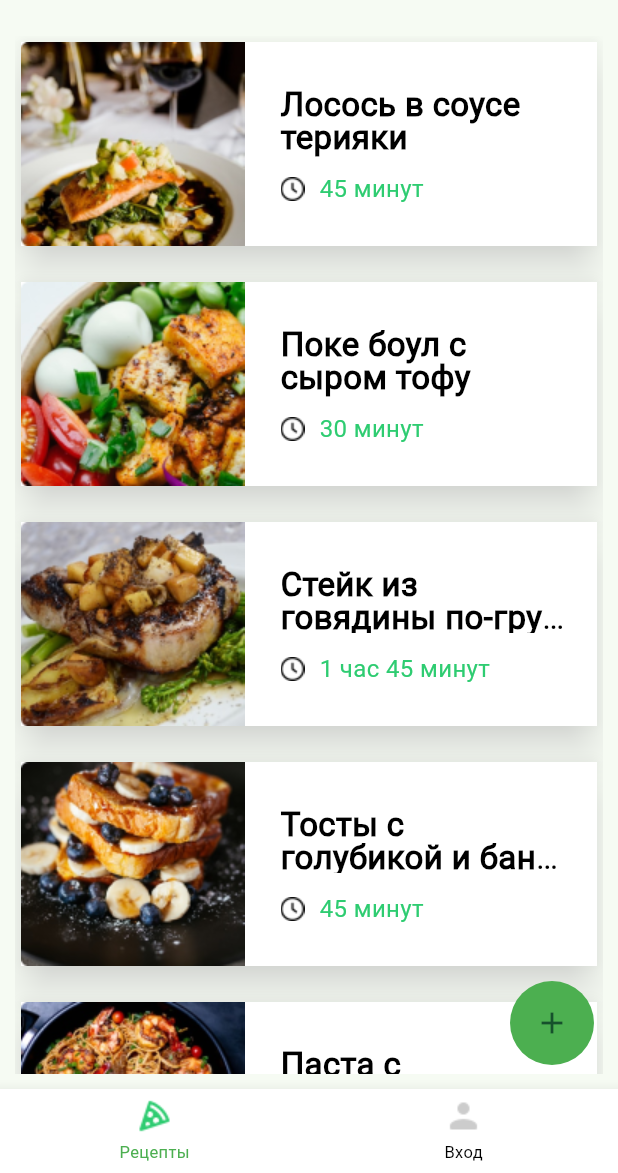
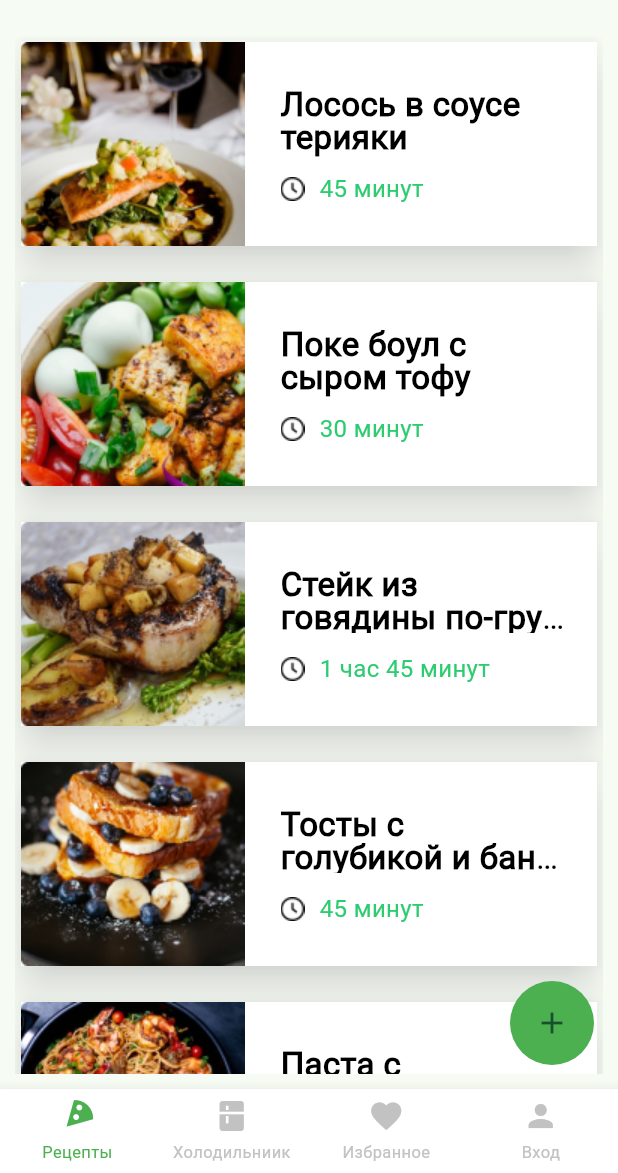
Before and after one commit to Komiljon/otus_food, a Flutter app: the screen it shows after launch, on a phone screen of 412 x 824 dp, the part 63-1236 px from its top. Run offline on Flutter 3.47's test engine with Material 3 defaults, Android fonts, the phone set to English and light mode, and no system bars.

Commit message:
06.10.24

```diff
--- a/lib/main.dart
+++ b/lib/main.dart
@@ -1,4 +1,5 @@
 import 'package:flutter/material.dart';
+import 'pages/auth.dart';
 import 'pages/food_detail.dart';
 import 'pages/food_list.dart';
 import 'pages/start.dart';
@@ -25,6 +26,7 @@ class MyApp extends StatelessWidget {
           '/start': (context) => const StartPage(),
           '/': (context) => const FoodListScreen(),
           '/food': (context) => const FoodDetail(id: 0),
+          '/auth': (context) => const LoginRegister(),
         });
   }
 }
--- a/lib/widgets/bottom_navbar.dart
+++ b/lib/widgets/bottom_navbar.dart
@@ -1,3 +1,5 @@
+import 'dart:math';
+
 import 'package:flutter/material.dart';
 
 class AkaBottomNavigationBar extends StatefulWidget {
@@ -10,9 +12,6 @@ class AkaBottomNavigationBar extends StatefulWidget {
 }
 
 class _AkaBottomNavigationBarState extends State<AkaBottomNavigationBar> {
-  int currentIndex = 0;
-  bool selected = true;
-
   @override
   void initState() {
     super.initState();
@@ -24,7 +23,13 @@ class _AkaBottomNavigationBarState extends State<AkaBottomNavigationBar> {
         Navigator.pushNamedAndRemoveUntil(context, '/', (route) => false);
         break;
       case 1:
+        Navigator.pushNamedAndRemoveUntil(context, '/', (route) => true);
+        break;
+      case 2:
         Navigator.pushNamedAndRemoveUntil(context, '/start', (route) => true);
+        break;
+      case 3:
+        Navigator.pushNamedAndRemoveUntil(context, '/auth', (route) => true);
         break;
       default:
         Navigator.pushNamedAndRemoveUntil(context, '/', (route) => false);
@@ -37,20 +42,22 @@ class _AkaBottomNavigationBarState extends State<AkaBottomNavigationBar> {
     return BottomNavigationBar(
         type: BottomNavigationBarType.fixed,
         backgroundColor: Colors.white,
-        selectedItemColor: selected ? Colors.green : Colors.black,
-        unselectedItemColor: Colors.black,
+        selectedItemColor: widget.selected ? Colors.green : const Color.fromRGBO(194, 194, 194, 1),
+        unselectedItemColor: const Color.fromRGBO(194, 194, 194, 1),
         selectedFontSize: 11.0,
         unselectedFontSize: 11.0,
-        currentIndex: currentIndex,
+        currentIndex: widget.curIndexs,
         onTap: _onItemTapped,
         items: [
           BottomNavigationBarItem(
             icon: Container(
               padding: const EdgeInsets.only(bottom: 4.0),
-              child: const Image(
-                image: AssetImage('assets/icons/recepts.png'),
-                width: 24,
-                height: 24,
+              child: Transform.rotate(
+                angle: 45 * pi / 180,
+                child: const Icon(
+                  Icons.local_pizza,
+                  size: 24,
+                ),
               ),
             ),
             label: 'Рецепты',
@@ -58,10 +65,29 @@ class _AkaBottomNavigationBarState extends State<AkaBottomNavigationBar> {
           BottomNavigationBarItem(
             icon: Container(
               padding: const EdgeInsets.only(bottom: 4.0),
-              child: const Image(
-                image: AssetImage('assets/icons/profil.png'),
-                width: 24,
-                height: 24,
+              child: const Icon(
+                Icons.kitchen,
+                size: 24,
+              ),
+            ),
+            label: 'Холодильниик',
+          ),
+          BottomNavigationBarItem(
+            icon: Container(
+              padding: const EdgeInsets.only(bottom: 4.0),
+              child: const Icon(
+                Icons.favorite,
+                size: 24,
+              ),
+            ),
+            label: 'Избранное',
+          ),
+          BottomNavigationBarItem(
+            icon: Container(
+              padding: const EdgeInsets.only(bottom: 4.0),
+              child: const Icon(
+                Icons.person,
+                size: 24,
               ),
             ),
             label: 'Вход',
```
Also changed, not shown: lib/pages/auth.dart (added, +136 -0 lines), lib/widgets/ingredient_steps.dart (+26 -11 lines), assets/icons/profil.png (deleted), assets/icons/recepts.png (deleted).
